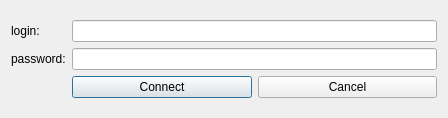
This is planExpert/connectionwindow.ui in NikolayShvets/expert as Qt 5 draws it before an edit. The edited form follows.
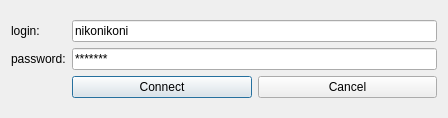
This is the edited form.

Diff of the .ui file:
```diff
--- a/planExpert/connectionwindow.ui
+++ b/planExpert/connectionwindow.ui
@@ -17,7 +17,11 @@
    <item row="0" column="0">
     <layout class="QGridLayout" name="gridLayout">
      <item row="1" column="1">
-      <widget class="QLineEdit" name="passEdit"/>
+      <widget class="QLineEdit" name="passEdit">
+       <property name="text">
+        <string>*******</string>
+       </property>
+      </widget>
      </item>
      <item row="0" column="0">
       <widget class="QLabel" name="loginLabel">
@@ -27,7 +31,11 @@
       </widget>
      </item>
      <item row="0" column="1">
-      <widget class="QLineEdit" name="loginEdit"/>
+      <widget class="QLineEdit" name="loginEdit">
+       <property name="text">
+        <string>nikonikoni</string>
+       </property>
+      </widget>
      </item>
      <item row="1" column="0">
       <widget class="QLabel" name="passLabel">
```
